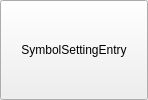
Above: symbolsettingentry.ui from Aryetis/Obenkyobo before the change. Below: the same form after it.
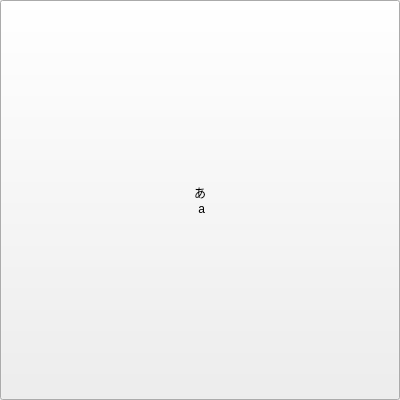
That is the form after the change.

Commit message: turning off everything wifi, sleep related for now. SymbolSetting Page reworked, should be properly responsive by now, scrollbar width increased, checkbox size increased, etc

Diff of the .ui file:
```diff
--- a/symbolsettingentry.ui
+++ b/symbolsettingentry.ui
@@ -6,10 +6,16 @@
    <rect>
     <x>0</x>
     <y>0</y>
-    <width>148</width>
-    <height>100</height>
+    <width>400</width>
+    <height>400</height>
    </rect>
   </property>
+  <property name="minimumSize">
+   <size>
+    <width>1</width>
+    <height>0</height>
+   </size>
+  </property>
   <property name="windowTitle">
    <string>Form</string>
   </property>
@@ -40,7 +46,8 @@
         </sizepolicy>
        </property>
        <property name="text">
-        <string>SymbolSettingEntry</string>
+        <string>あ 
+ a</string>
        </property>
        <property name="checkable">
         <bool>true</bool>
```
The commit also changes 16 other files.
